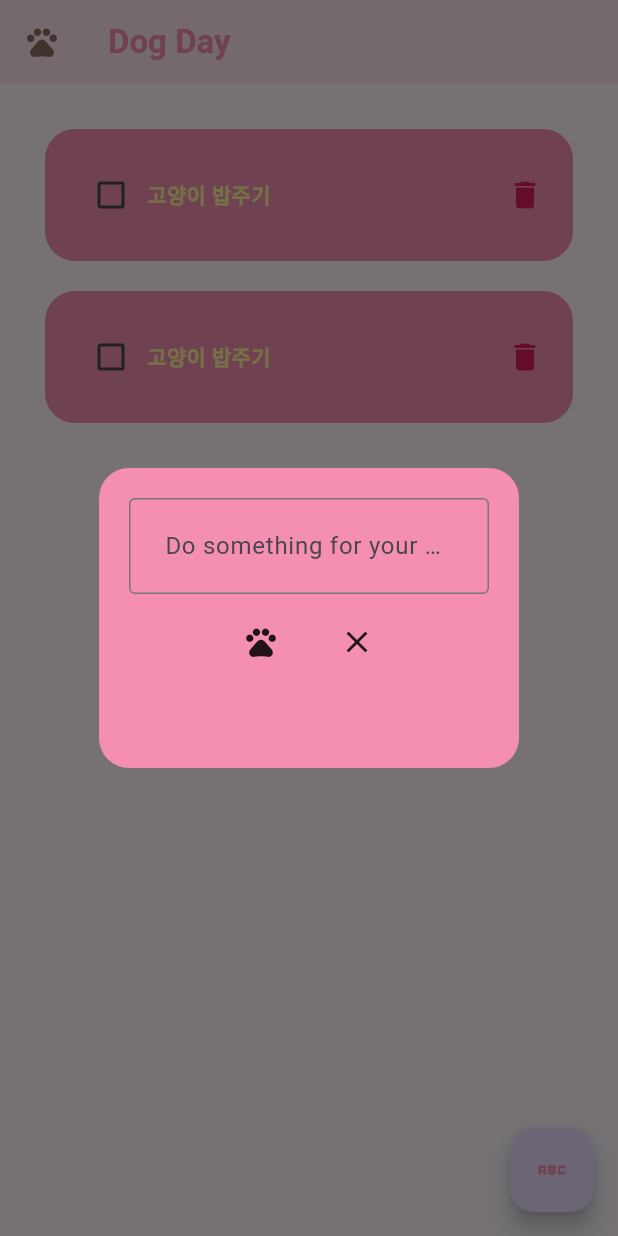
After one commit to YoungjaeKimDeveloper/DogCheckList, a Flutter app: the screen it shows after launch, after a tap on the "delete" icon, after a tap on the "abc" icon, on a phone screen of 412 x 824 dp. The commit adds this screen. Run offline on Flutter 3.47's test engine with Material 3 defaults, Android fonts, the phone set to English and light mode, and no system bars; our stand-ins replace google_fonts; Roboto replaces fonts that are missing (Acme).

Commit message:
Create close button function

```diff
--- a/lib/pages/home_page.dart
+++ b/lib/pages/home_page.dart
@@ -1,5 +1,6 @@
 import 'package:flutter/material.dart';
 import 'package:google_fonts/google_fonts.dart';
+import 'package:raise_dog/widgets/dialog_widget.dart';
 import 'package:raise_dog/widgets/todo_tile.dart';
 
 class HoemPage extends StatefulWidget {
@@ -15,12 +16,27 @@ class _HoemPageState extends State<HoemPage> {
     ["고양이 밥주기", false],
     ["고양이 밥주기", false],
   ];
-  // Delete Task
+
   // Stateful자체에는 상태가없으므로 setState를 통해서만 접근해야한다.
   void deleteTask(int index) {
     setState(() {
       todoList.removeAt(index);
     });
+  }
+
+  // Create new Task and show dialog
+  void createNewTask() {
+    showDialog(
+      context: context,
+      builder: (context) {
+        return DialogWidget(closeDialog: closeDialog);
+      },
+    );
+  }
+
+  // Close the AlertDialog
+  void closeDialog() {
+    Navigator.of(context).pop();
   }
 
   // Check the Check box
@@ -33,6 +49,10 @@ class _HoemPageState extends State<HoemPage> {
   @override
   Widget build(BuildContext context) {
     return Scaffold(
+      floatingActionButton: FloatingActionButton(
+        onPressed: createNewTask,
+        child: Icon(Icons.abc_outlined, color: Colors.pink[200]),
+      ),
       appBar: AppBar(
         backgroundColor: Colors.pink[50],
         leading: Icon(Icons.pets, color: Colors.brown[400]),
--- /dev/null
+++ b/lib/widgets/dialog_widget.dart
@@ -0,0 +1,45 @@
+import 'package:flutter/material.dart';
+import 'package:flutter/services.dart';
+
+class DialogWidget extends StatelessWidget {
+  DialogWidget({super.key, required this.closeDialog});
+  void Function() closeDialog;
+  @override
+  Widget build(BuildContext context) {
+    return AlertDialog(
+      contentPadding: EdgeInsets.zero,
+      content: Container(
+        decoration: BoxDecoration(
+          borderRadius: BorderRadius.circular(20.0),
+          color: Colors.pink[200],
+        ),
+        width: 200,
+        height: 200,
+
+        child: Column(
+          children: [
+            SizedBox(width: 20.0),
+            Padding(
+              padding: EdgeInsets.all(20),
+              child: TextField(
+                decoration: InputDecoration(
+                  contentPadding: EdgeInsets.all(20.0),
+                  border: OutlineInputBorder(),
+                  hintText: "Do something for your pet",
+                ),
+              ),
+            ),
+            Row(
+              mainAxisAlignment: MainAxisAlignment.center,
+              children: [
+                Icon(Icons.pets),
+                SizedBox(width: 40.0),
+                GestureDetector(child: Icon(Icons.close), onTap: closeDialog),
+              ],
+            ),
+          ],
+        ),
+      ),
+    );
+  }
+}
```
